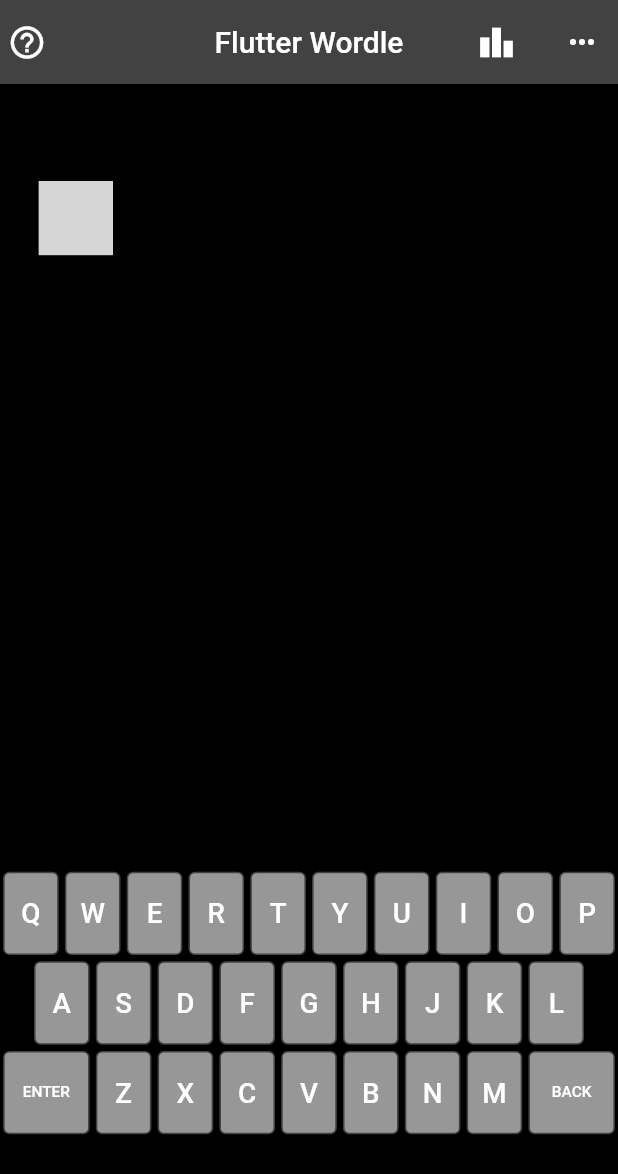
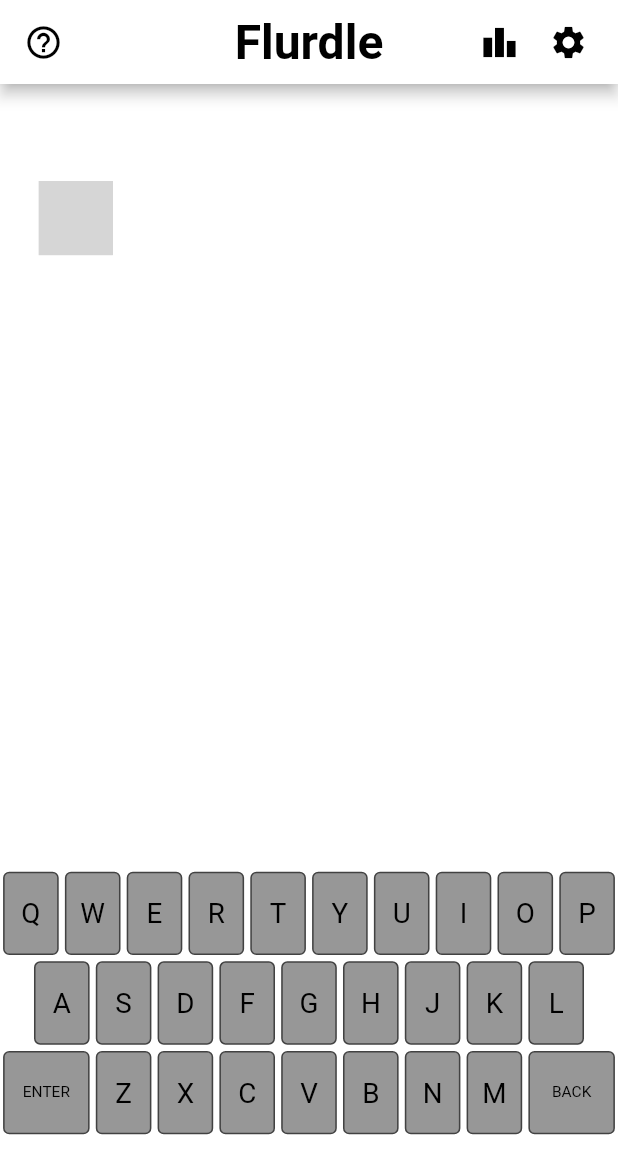
Before and after one commit to johnnysbug/flutterdle, a Flutter app: the screen it shows after launch, on a phone screen of 412 x 824 dp. Shown: the top 1174 px of the screen. Run offline on Flutter 3.47's test engine with Material 2 defaults, Android fonts, the phone set to English and light mode, and no system bars; our stand-ins replace share_plus; missing offline and left inert: flutter_animator; statements that could not run were skipped; project files that could hold a hidden picture were left out; grey boxes are pictures that could not be loaded.

Commit message:
renames to flurdle and adds settings for themes

```diff
--- /dev/null
+++ b/lib/app_theme.dart
@@ -0,0 +1,71 @@
+import 'package:flutter/material.dart';
+
+class AppTheme {
+  AppTheme._();
+
+  static final ThemeData lightTheme = ThemeData(
+    scaffoldBackgroundColor: Colors.white,
+    appBarTheme: const AppBarTheme(
+      color: Colors.white,
+      titleTextStyle: TextStyle(
+        color: Colors.black,
+        fontSize: 32,
+        fontWeight: FontWeight.bold
+      ) ,
+      iconTheme: IconThemeData(
+        color: Colors.black,
+      ),
+    ),
+    colorScheme: const ColorScheme.light(
+      primary: Colors.white,
+      onPrimary: Colors.black,
+      primaryContainer: Colors.white38,
+      secondary: Colors.black,
+      onSecondary: Colors.white
+    ),
+    iconTheme: const IconThemeData(
+      color: Colors.white54,
+    ),
+    textTheme: Typography.blackMountainView,
+    textButtonTheme: TextButtonThemeData(
+      style: ButtonStyle(
+        foregroundColor: MaterialStateProperty.all(Colors.black),
+        textStyle: MaterialStateProperty.all(const TextStyle(color: Colors.black))
+      )
+    ),
+    cardColor: Colors.white
+  );
+
+  static final ThemeData darkTheme = ThemeData(
+    scaffoldBackgroundColor: Colors.black,
+    appBarTheme: const AppBarTheme(
+      color: Colors.black,
+      titleTextStyle: TextStyle(
+        color: Colors.white,
+        fontSize: 32,
+        fontWeight: FontWeight.bold
+      ) ,
+      iconTheme: IconThemeData(
+        color: Colors.white,
+      ),
+    ),
+    colorScheme: const ColorScheme.dark(
+      primary: Colors.black,
+      onPrimary: Colors.white,
+      primaryContainer: Colors.black38,
+      secondary: Colors.white,
+      onSecondary: Colors.black
+    ),
+    iconTheme: const IconThemeData(
+      color: Colors.white54,
+    ),
+    textTheme: Typography.whiteMountainView,
+    textButtonTheme: TextButtonThemeData(
+      style: ButtonStyle(
+        foregroundColor: MaterialStateProperty.all(Colors.white),
+        textStyle: MaterialStateProperty.all(const TextStyle(color: Colors.white))
+      )
+    ),
+    cardColor: Colors.black
+  );
+}
--- a/lib/domain.dart
+++ b/lib/domain.dart
@@ -1,3 +1,5 @@
+import 'package:flutter/material.dart';
+
 enum GameColor {
   unset,
   none,
@@ -39,10 +41,11 @@
   String message;
   int currentIndex;
   DateTime? lastPlayed;
+  ThemeMode theme;
   late Stats stats;
 
   Context(this.board, this.keys, this.answer, this.guess, this.attempt, this.turnResult,
-      this.remainingTries, this.message, this.currentIndex, this.lastPlayed);
+      this.remainingTries, this.message, this.currentIndex, this.lastPlayed, this.theme);
 
   factory Context.fromJson(Map<String, dynamic> json) {
     var board = <Letter>[];
@@ -70,9 +73,11 @@
     String message = json['message'];
     int currentIndex = json['currentIndex'];
     DateTime? lastPlayed = json['lastPlayed'] != null ? DateTime.parse(json['lastPlayed']) : null;
+    ThemeMode theme =
+        json['theme'] != null ? ThemeMode.values.byName(json['theme']) : ThemeMode.system;
 
-    return Context(
-        board, keys, answer, guess, attempt, turnResult, remainingTries, message, currentIndex, lastPlayed);
+    return Context(board, keys, answer, guess, attempt, turnResult, remainingTries, message,
+        currentIndex, lastPlayed, theme);
   }
 
   Map<String, dynamic> toJson() {
@@ -87,6 +92,7 @@
     data['message'] = message;
     data['currentIndex'] = currentIndex;
     data['lastPlayed'] = (lastPlayed ?? DateTime.now()).toIso8601String();
+    data['theme'] = theme.name;
     return data;
   }
 }
--- a/lib/main.dart
+++ b/lib/main.dart
@@ -1,34 +1,59 @@
 import 'dart:async';
 
 import 'package:flutter/material.dart';
+import 'package:flutter_wordle/app_theme.dart';
 import 'package:flutter_wordle/domain.dart';
 import 'package:flutter_wordle/game.dart';
 import 'package:flutter_wordle/widgets/board.dart';
 import 'package:flutter_wordle/widgets/how_to.dart';
 import 'package:flutter_wordle/widgets/keyboard.dart';
+import 'package:flutter_wordle/widgets/settings.dart';
 import 'package:flutter_wordle/widgets/stats.dart';
 
 void main() {
   runApp(const MyApp());
 }
 
-class MyApp extends StatelessWidget {
+class MyApp extends StatefulWidget {
   const MyApp({Key? key}) : super(key: key);
+
+  @override
+  _MyAppState createState() => _MyAppState();
+}
+
+class _MyAppState extends State<MyApp> {
+  final StreamController<ThemeMode> _streamController = StreamController.broadcast();
+  ThemeMode _appTheme = ThemeMode.system;
+
+  @override
+  void initState() {
+    super.initState();
+
+    _streamController.stream.listen((themeMode) {
+      setState(() {
+        _appTheme = themeMode;
+      });
+    });
+  }
 
   @override
   Widget build(BuildContext context) {
     return MaterialApp(
-      title: 'Flutter Wordle',
+      title: 'Flurdle',
       debugShowCheckedModeBanner: false,
-      theme: ThemeData.dark(),
-      home: const MyHomePage(title: 'Flutter Wordle'),
+      theme: AppTheme.lightTheme,
+      themeMode: _appTheme,
+      darkTheme: AppTheme.darkTheme,
+      home: MyHomePage(_appTheme, _streamController, title: 'Flurdle'),
     );
   }
 }
 
 class MyHomePage extends StatefulWidget {
-  const MyHomePage({Key? key, required this.title}) : super(key: key);
-
+  const MyHomePage(this.themeMode, this.streamController, {Key? key, required this.title})
+      : super(key: key);
+  final ThemeMode themeMode;
+  final StreamController<ThemeMode> streamController;
   final String title;
 
   @override
@@ -36,16 +61,28 @@
 }
 
 class _MyHomePageState extends State<MyHomePage> {
-  final Wordle _game = Wordle();
+  final Flurdle _game = Flurdle();
   Future<bool> _initialized = Future<bool>.value(false);
 
   bool _showStats = false;
   bool _showHelp = false;
+  bool _showSettings = false;
 
   @override
   void initState() {
     super.initState();
-    _initialized = _game.init();
+
+    widget.streamController.stream.listen((themeMode) {
+      if (_game.context.theme != themeMode) {
+        _game.context.theme = themeMode;
+        _game.persist();
+      }
+    });
+
+    _initialized = _game.init().then((value) {
+      widget.streamController.add(_game.context.theme);
+      return value;
+    });
   }
 
   void _closeStats() {
@@ -60,6 +97,12 @@
     });
   }
 
+  void _closeSettings() {
+    setState(() {
+      _showSettings = false;
+    });
+  }
+
   void _onKeyPressed(String val) {
     if (_game.context.remainingTries == 0) {
       return;
@@ -67,11 +110,12 @@
     setState(() {
       _game.evaluateTurn(val);
       if (_game.context.turnResult == TurnResult.unsuccessful) {
-        var index = (_game.context.remainingTries - Wordle.totalTries).abs();
+        var index = (_game.context.remainingTries - Flurdle.totalTries).abs();
         _game.shakeKeys[index].currentState?.forward();
       } else if (_game.context.turnResult == TurnResult.successful) {
         for (var i = 0; i < _game.context.attempt.length; i++) {
-          var offset = i + ((Wordle.totalTries - _game.context.remainingTries) * Wordle.rowLength);
+          var offset =
+              i + ((Flurdle.totalTries - _game.context.remainingTries) * Flurdle.rowLength);
           Timer(Duration(milliseconds: (i * 200)), () {
             setState(() {
               _game.context.board[offset] = _game.context.attempt[i];
@@ -84,7 +128,7 @@
           Timer(const Duration(seconds: 2), () {
             for (var i = 0; i < _game.context.attempt.length; i++) {
               var offset =
-                  i + ((Wordle.totalTries - _game.context.remainingTries) * Wordle.rowLength);
+                  i + ((Flurdle.totalTries - _game.context.remainingTries) * Flurdle.rowLength);
               Timer(Duration(milliseconds: (i * 200)), () {
                 setState(() {
                   _game.bounceKeys[offset].currentState?.forward();
@@ -129,20 +173,13 @@
     }
   }
 
-  void _menuItemSelected(int index) {
-    switch (index) {
-      default:
-        break;
-    }
-  }
-
   @override
   Widget build(BuildContext context) {
     return Stack(children: [
       Scaffold(
         appBar: AppBar(
           leading: Padding(
-              padding: const EdgeInsets.only(right: 20.0),
+              padding: const EdgeInsets.only(left: 16, right: 20.0),
               child: GestureDetector(
                 onTap: () => _openHelp(),
                 child: const Icon(
@@ -162,15 +199,15 @@
                     size: 26.0,
                   ),
                 )),
-            RotatedBox(
-              quarterTurns: 1,
-              child: PopupMenuButton<int>(
-                onSelected: (item) => _menuItemSelected(item),
-                itemBuilder: (context) => [
-                  const PopupMenuItem<int>(value: 1, child: Text('Settings')),
-                ],
+            Padding(
+                padding: const EdgeInsets.only(right: 20.0),
+                child: GestureDetector(
+                  onTap: () => _openSettings(),
+                  child: const Icon(
+                    Icons.settings,
+                    size: 26.0,
                   ),
-            ),
+                )),
           ],
         ),
         body: FutureBuilder(
@@ -184,15 +221,25 @@
                       top: 25,
                       left: 25,
                       child: Board(
-                          _game.context, Wordle.rowLength, _game.shakeKeys, _game.bounceKeys)),
+                          _game.context, Flurdle.rowLength, _game.shakeKeys, _game.bounceKeys)),
                   Positioned(top: 470, left: 0, child: Keyboard(_game.context.keys, _onKeyPressed)),
-                  if (_showStats) ...[StatsWidget(_game.context.stats, _closeStats, _newGame)]
+                  if (_showStats) ...[
+                    Positioned(
+                        top: 50,
+                        left: 0,
+                        child: StatsWidget(_game.context.stats, _closeStats, _newGame))
+                  ],
+                  if (_showSettings) ...[
+                    Positioned(
+                        top: 50,
+                        left: 0,
+                        child: SettingsWidget(_closeSettings, widget.streamController,
+                            widget.themeMode == ThemeMode.dark))
+                  ]
                 ];
               }
               return Stack(children: [
                 SizedBox.expand(
-                  child: Container(
-                    color: Colors.black,
                   child: FittedBox(
                     fit: BoxFit.contain,
                     child: SizedBox(
@@ -200,7 +247,6 @@
                       height: 670,
                       child: Stack(
                         children: children,
-                        ),
                       ),
                     ),
                   ),
@@ -223,4 +269,10 @@
       _showStats = true;
     });
   }
+
+  _openSettings() {
+    setState(() {
+      _showSettings = true;
+    });
   }
+}
--- a/lib/widgets/keyboard.dart
+++ b/lib/widgets/keyboard.dart
@@ -41,7 +41,9 @@
               child: Text(
                 letter,
                 textAlign: TextAlign.center,
-                style: TextStyle(fontSize: letter.length > 1 ? 10 : 18, color: Colors.white),
+                style: TextStyle(
+                  fontSize: letter.length > 1 ? 10 : 18,
+                  color: color != GameColor.unset ? Colors.white : null),
               )),
         ),
       ),
```
Also changed, not shown: lib/game.dart (+9 -4 lines), lib/helpers/tile_builder.dart (+6 -2 lines), lib/widgets/board.dart (+6 -3 lines), lib/widgets/how_to.dart (+54 -70 lines), lib/widgets/settings.dart (added, +87 -0 lines), lib/widgets/stats.dart (+40 -34 lines). Lines whose indentation alone changed are shown as unchanged.
